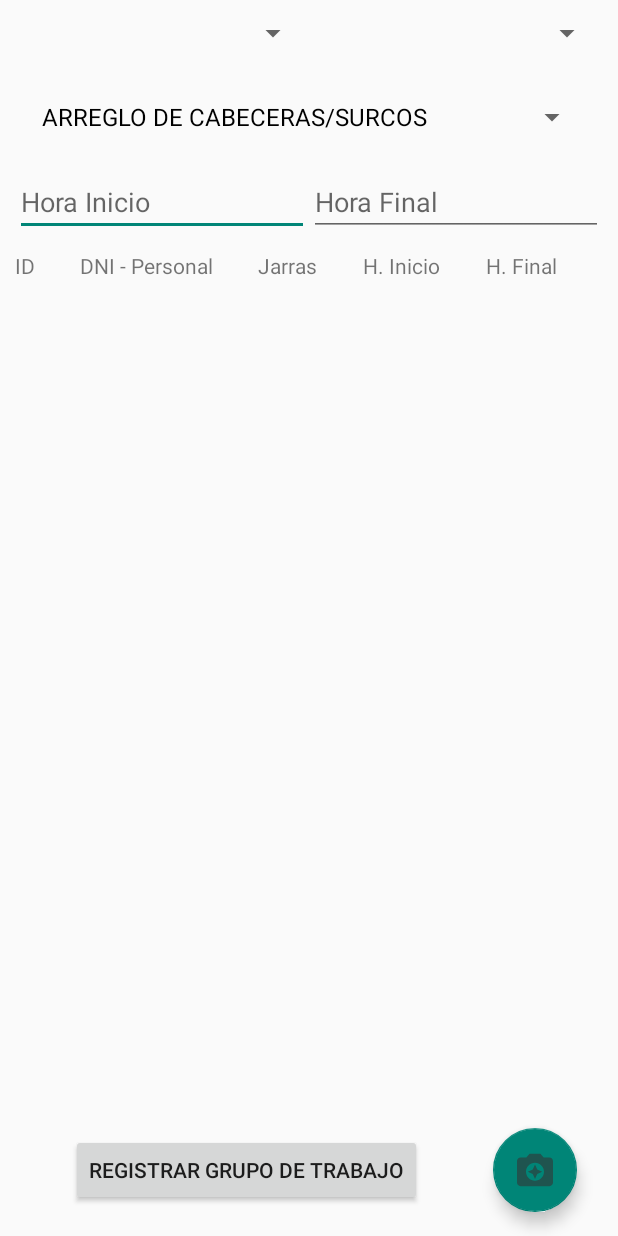
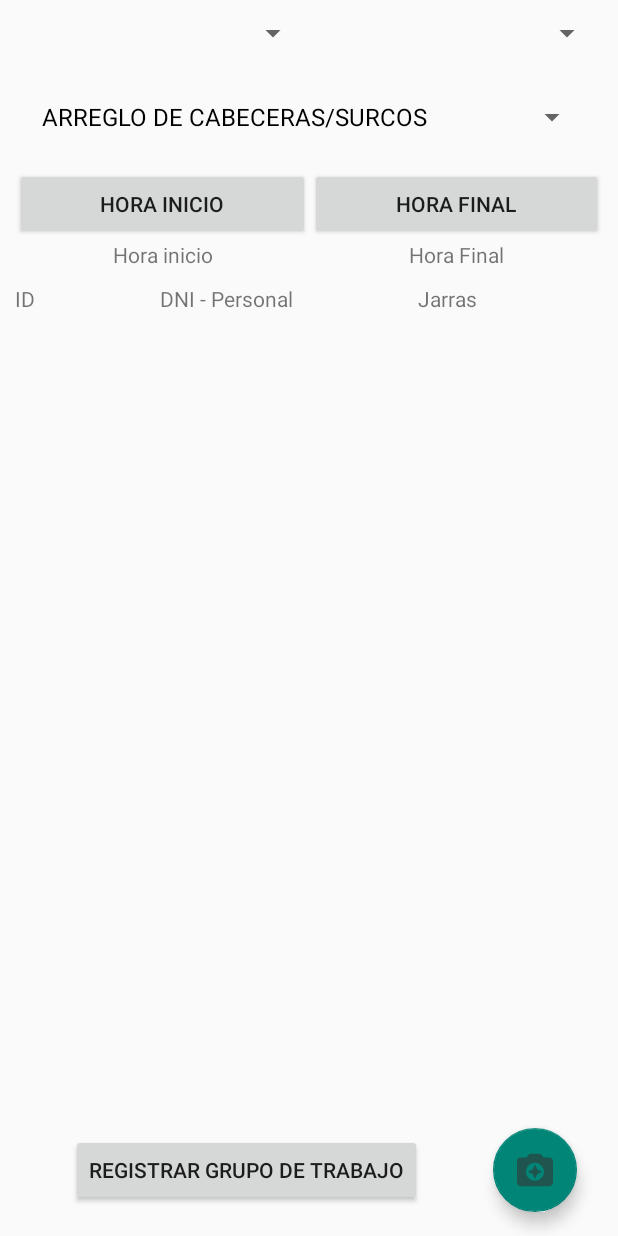
Before and after one commit to JHERSON-ATHOS/AgroAthos, an Android app: the SegundoNivelRegistrarGrupoTrabajo screen opened directly, with no data from a screen before it, on a phone screen of 412 x 824 dp. Run offline under Robolectric (Android 15) with nearby library versions, the phone set to English and light mode, and no system bars; libraries missing offline, so code that uses them is left out: com.google.zxing.integration.

Commit message:
Act 11/06

```diff
--- a/app/build.gradle
+++ b/app/build.gradle
@@ -9,8 +9,8 @@ android {
         applicationId "com.athos.agroathos"
         minSdk 21
         targetSdk 32
-        versionCode 1
-        versionName "1.0"
+        versionCode 3
+        versionName "1.0.2"
 
         testInstrumentationRunner 'androidx.test.runner.AndroidJUnitRunner'
     }
--- a/app/src/main/java/com/example/agroathos/RRHH_TAREO_AR/SegundoNivelRegistrarGrupoTrabajo.java
+++ b/app/src/main/java/com/example/agroathos/RRHH_TAREO_AR/SegundoNivelRegistrarGrupoTrabajo.java
@@ -22,6 +22,7 @@ import android.widget.DatePicker;
 import android.widget.EditText;
 import android.widget.ListView;
 import android.widget.Spinner;
+import android.widget.TextView;
 import android.widget.TimePicker;
 import android.widget.Toast;
 
@@ -46,9 +47,9 @@ public class SegundoNivelRegistrarGrupoTrabajo extends AppCompatActivity {
 
     Spinner spModulo, spLote, spLabor;
     FloatingActionButton fbRegistrarPersonal;
+    Button btnRegistrarPersonal, btnHoraInicio, btnHoraFinal;
     ListView lvPersonal;
-    Button btnRegistrarPersonal;
-    EditText etHoraInicio, etHoraFinal;
+    TextView tvHoraInicio, tvHoraFinal;
 
     ArrayList<String> arrayPersonal = new ArrayList<>();
     ArrayList<String> arrayJarras1 = new ArrayList<>();
@@ -89,8 +90,10 @@ public class SegundoNivelRegistrarGrupoTrabajo extends AppCompatActivity {
         spModulo = findViewById(R.id.spModuloRRHH_TAREO_ARANDANO_SEGUNDO_NIVEL_REGISTRAR_GRUPO_TRABAJO);
         spLote = findViewById(R.id.spLoteRRHH_TAREO_ARANDANO_SEGUNDO_NIVEL_REGISTRAR_GRUPO_TRABAJO);
         spLabor = findViewById(R.id.spLaborRRHH_TAREO_ARANDANO_SEGUNDO_NIVEL_REGISTRAR_GRUPO_TRABAJO);
-        etHoraInicio = findViewById(R.id.etHoraInicioRRHH_TAREO_ARANDANO_SEGUNDO_NIVEL_REGISTRAR_GRUPO_TRABAJO);
-        etHoraFinal = findViewById(R.id.etHoraFinalRRHH_TAREO_ARANDANO_SEGUNDO_NIVEL_REGISTRAR_GRUPO_TRABAJO);
+        btnHoraInicio = findViewById(R.id.btnHoraInicioRRHH_TAREO_ARANDANO_SEGUNDO_NIVEL_REGISTRAR_GRUPO_TRABAJO);
+        btnHoraFinal = findViewById(R.id.btnHoraFinalRRHH_TAREO_ARANDANO_SEGUNDO_NIVEL_REGISTRAR_GRUPO_TRABAJO);
+        tvHoraInicio = findViewById(R.id.tvHoraInicioRRHH_TAREO_ARANDANO_SEGUNDO_NIVEL_REGISTRAR_GRUPO_TRABAJO);
+        tvHoraFinal = findViewById(R.id.tvHoraFinalRRHH_TAREO_ARANDANO_SEGUNDO_NIVEL_REGISTRAR_GRUPO_TRABAJO);
         lvPersonal = findViewById(R.id.lvPersonalRRHH_TAREO_ARANDANO_SEGUNDO_NIVEL_REGISTRAR_GRUPO_TRABAJO);
         btnRegistrarPersonal = findViewById(R.id.btnRegistrarPersonalRRHH_TAREO_ARANDANO_SEGUNDO_NIVEL_REGISTRAR_GRUPO_TRABAJO);
         fbRegistrarPersonal = findViewById(R.id.fbRegistrarPersonalRRHH_TAREO_ARANDANO_SEGUNDO_NIVEL_REGISTRAR_GRUPO_TRABAJO);
@@ -105,7 +108,7 @@ public class SegundoNivelRegistrarGrupoTrabajo extends AppCompatActivity {
         cargarLabores();
 
         fbRegistrarPersonal.setOnClickListener(view -> {
-            if (etHoraInicio.getText().toString().isEmpty() || etHoraFinal.getText().toString().isEmpty()){
+            if (tvHoraInicio.getText().toString().isEmpty() || tvHoraFinal.getText().toString().isEmpty()){
                 Toast.makeText(this, "Selecciona un rango de horas", Toast.LENGTH_SHORT).show();
             }else{
                 iniciarScanPersonal();
@@ -114,7 +117,7 @@ public class SegundoNivelRegistrarGrupoTrabajo extends AppCompatActivity {
 
         btnRegistrarPersonal.setOnClickListener(view -> registrarPersonal() );
 
-        etHoraInicio.setOnClickListener(view ->{
+        btnHoraInicio.setOnClickListener(view ->{
             final Calendar c = Calendar.getInstance();
             hora = c.get(Calendar.HOUR_OF_DAY);
             minutos = c.get(Calendar.MINUTE);
@@ -122,12 +125,12 @@ public class SegundoNivelRegistrarGrupoTrabajo extends AppCompatActivity {
             TimePickerDialog timePickerDialog = new TimePickerDialog(this, new TimePickerDialog.OnTimeSetListener() {
                 @Override
                 public void onTimeSet(TimePicker view, int hourOfDay, int minute) {
-                    etHoraInicio.setText(hourOfDay+":"+minute);
+                    tvHoraInicio.setText(hourOfDay+":"+minute);
                 }
             }, hora, minutos, false);
             timePickerDialog.show();
         });
-        etHoraFinal.setOnClickListener(view ->{
+        btnHoraFinal.setOnClickListener(view ->{
             final Calendar c = Calendar.getInstance();
             hora = c.get(Calendar.HOUR_OF_DAY);
             minutos = c.get(Calendar.MINUTE);
@@ -135,7 +138,7 @@ public class SegundoNivelRegistrarGrupoTrabajo extends AppCompatActivity {
             TimePickerDialog timePickerDialog = new TimePickerDialog(this, new TimePickerDialog.OnTimeSetListener() {
                 @Override
                 public void onTimeSet(TimePicker view, int hourOfDay, int minute) {
-                    etHoraFinal.setText(hourOfDay+":"+minute);
+                    tvHoraFinal.setText(hourOfDay+":"+minute);
                 }
             }, hora, minutos, false);
             timePickerDialog.show();
@@ -546,8 +549,8 @@ public class SegundoNivelRegistrarGrupoTrabajo extends AppCompatActivity {
             valuesPersonal.put(Utilidades.CAMPO_JARRA1_NIVEL2, arrayJarras1.get(i));
             valuesPersonal.put(Utilidades.CAMPO_JARRA2_NIVEL2, arrayJarras2.get(i));
             valuesPersonal.put(Utilidades.CAMPO_FECHA_NIVEL2, obtenerFechaActual("AMERICA/Lima"));
-            valuesPersonal.put(Utilidades.CAMPO_HORA_INICIO_NIVEL2, etHoraInicio.getText().toString());
-            valuesPersonal.put(Utilidades.CAMPO_HORA_FIN_NIVEL2, etHoraFinal.getText().toString());
+            valuesPersonal.put(Utilidades.CAMPO_HORA_INICIO_NIVEL2, tvHoraInicio.getText().toString());
+            valuesPersonal.put(Utilidades.CAMPO_HORA_FIN_NIVEL2, tvHoraFinal.getText().toString());
             valuesPersonal.put(Utilidades.CAMPO_ESTADO_NIVEL2, "ABIERTO");
 
             Long idResultante = database.insert(Utilidades.TABLA_NIVEL2, Utilidades.CAMPO_ID_NIVEL2, valuesPersonal);
@@ -589,7 +592,7 @@ public class SegundoNivelRegistrarGrupoTrabajo extends AppCompatActivity {
     private void iniciarScanJarra(){
         if (!valorPersonal.isEmpty()){
             if (contadorJarras == 2){
-                personalTrabajoArrayList.add(new E_PersonalTrabajo(String.valueOf(contador++), valorPersonal, valorJarra1.concat(" - ").concat(valorJarra2), etHoraInicio.getText().toString(), etHoraFinal.getText().toString()));
+                personalTrabajoArrayList.add(new E_PersonalTrabajo(String.valueOf(contador++), valorPersonal, valorJarra1.concat(" - ").concat(valorJarra2)));
                 //arrayInformacion.add(valorPersonal.concat(" - ").concat(valorJarra1).concat(" - ").concat(valorJarra2));
                 iniciarScanPersonal();
                 valorPersonal = "";
--- a/app/src/main/res/layout/activity_main.xml
+++ b/app/src/main/res/layout/activity_main.xml
@@ -8,10 +8,10 @@
     tools:context=".MainActivity">
 
     <ImageView
-        android:layout_width="350dp"
-        android:layout_height="250dp"
+        android:layout_width="match_parent"
+        android:layout_height="450dp"
         android:layout_margin="5dp"
-        android:src="@drawable/athos_welcome"
+        android:src="@drawable/logo_athos"
         app:layout_constraintEnd_toEndOf="parent"
         app:layout_constraintStart_toStartOf="parent"
         app:layout_constraintTop_toTopOf="parent" />
--- a/app/src/main/res/layout/activity_segundo_nivel_registrar_grupo_trabajo.xml
+++ b/app/src/main/res/layout/activity_segundo_nivel_registrar_grupo_trabajo.xml
@@ -42,7 +42,7 @@
 
     <LinearLayout
         android:id="@+id/linearLayout3"
-        android:layout_width="wrap_content"
+        android:layout_width="match_parent"
         android:layout_height="wrap_content"
         android:orientation="horizontal"
         android:padding="10dp"
@@ -50,23 +50,42 @@
         app:layout_constraintStart_toStartOf="parent"
         app:layout_constraintTop_toBottomOf="@+id/spLaborRRHH_TAREO_ARANDANO_SEGUNDO_NIVEL_REGISTRAR_GRUPO_TRABAJO">
 
-        <EditText
-            android:id="@+id/etHoraInicioRRHH_TAREO_ARANDANO_SEGUNDO_NIVEL_REGISTRAR_GRUPO_TRABAJO"
-            android:layout_width="match_parent"
-            android:layout_height="wrap_content"
+        <LinearLayout
+            android:orientation="vertical"
             android:layout_weight="1"
-            android:ems="10"
-            android:hint="Hora Inicio"
-            android:inputType="time" />
+            android:layout_width="wrap_content"
+            android:layout_height="wrap_content">
+            <Button
+                android:id="@+id/btnHoraInicioRRHH_TAREO_ARANDANO_SEGUNDO_NIVEL_REGISTRAR_GRUPO_TRABAJO"
+                android:layout_width="match_parent"
+                android:layout_height="wrap_content"
+                android:text="Hora Inicio"/>
+            <TextView
+                android:id="@+id/tvHoraInicioRRHH_TAREO_ARANDANO_SEGUNDO_NIVEL_REGISTRAR_GRUPO_TRABAJO"
+                android:text="Hora inicio"
+                android:textAlignment="center"
+                android:layout_width="match_parent"
+                android:layout_height="wrap_content"/>
+        </LinearLayout>
 
-        <EditText
-            android:id="@+id/etHoraFinalRRHH_TAREO_ARANDANO_SEGUNDO_NIVEL_REGISTRAR_GRUPO_TRABAJO"
-            android:layout_width="match_parent"
-            android:layout_height="wrap_content"
+        <LinearLayout
+            android:orientation="vertical"
             android:layout_weight="1"
-            android:ems="10"
-            android:hint="Hora Final"
-            android:inputType="time" />
+            android:layout_width="wrap_content"
+            android:layout_height="wrap_content">
+            <Button
+                android:id="@+id/btnHoraFinalRRHH_TAREO_ARANDANO_SEGUNDO_NIVEL_REGISTRAR_GRUPO_TRABAJO"
+                android:layout_width="match_parent"
+                android:layout_height="wrap_content"
+                android:layout_weight="1"
+                android:text="Hora Final"/>
+            <TextView
+                android:id="@+id/tvHoraFinalRRHH_TAREO_ARANDANO_SEGUNDO_NIVEL_REGISTRAR_GRUPO_TRABAJO"
+                android:text="Hora Final"
+                android:textAlignment="center"
+                android:layout_width="match_parent"
+                android:layout_height="wrap_content"/>
+        </LinearLayout>
     </LinearLayout>
 
     <LinearLayout
@@ -97,18 +116,6 @@
             android:layout_height="wrap_content"
             android:layout_weight="1"
             android:text="Jarras" />
-
-        <TextView
-            android:layout_width="wrap_content"
-            android:layout_height="wrap_content"
-            android:layout_weight="1"
-            android:text="H. Inicio" />
-
-        <TextView
-            android:layout_width="wrap_content"
-            android:layout_height="wrap_content"
-            android:layout_weight="1"
-            android:text="H. Final" />
 
     </LinearLayout>
 
```
Also changed, not shown: app/src/main/java/com/example/agroathos/ENTIDADES/E_PersonalTrabajo.java (+1 -20 lines), app/src/main/java/com/example/agroathos/RRHH_TAREO_AR/ADAPTADORES/AdaptadorListarPersonalTrabajo.java (+0 -8 lines), app/src/main/java/com/example/agroathos/RRHH_TAREO_AR/TercerNivelConfiguracionGrupo.java (+71 -14 lines), app/src/main/res/layout/activity_segundo_nivel_welcome.xml (+7 -7 lines), app/src/main/res/layout/content_rrhh_tareo_arandano_especificacion_personal.xml (+38 -11 lines), app/src/main/res/layout/content_rrhh_tareo_arandano_listar_grupo_trabajo.xml (+16 -12 lines), app/src/main/res/layout/content_rrhh_tareo_arandano_listar_personal_grupo.xml (+0 -13 lines), app/src/main/res/drawable-xhdpi/logo_athos.png (added).
